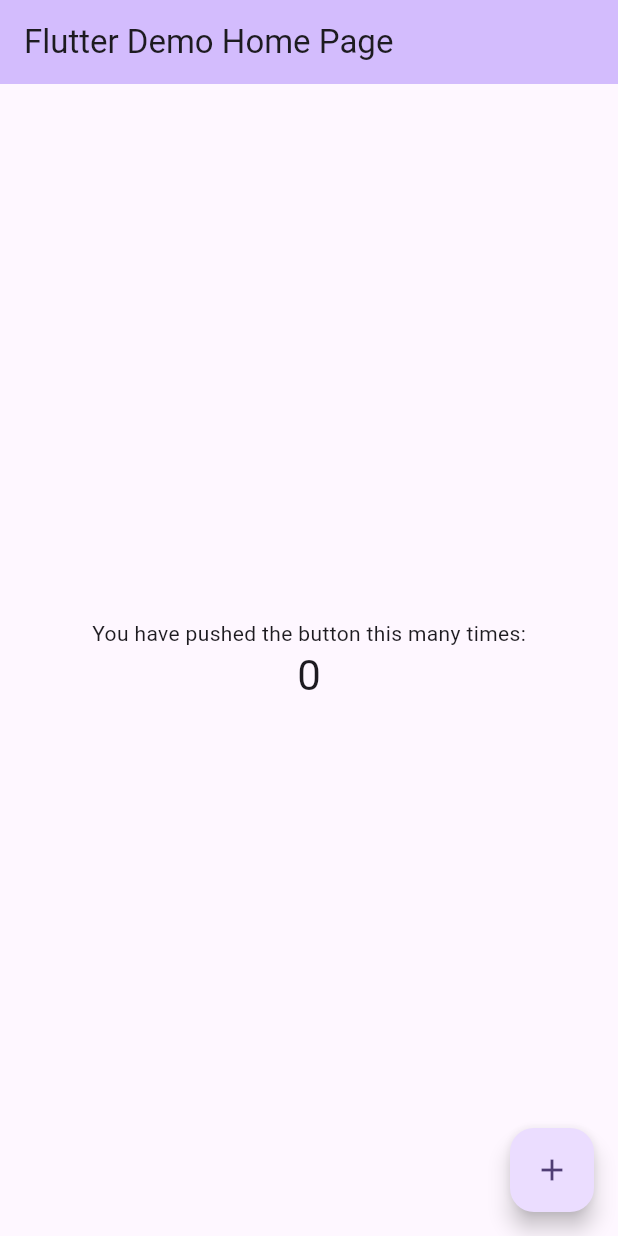
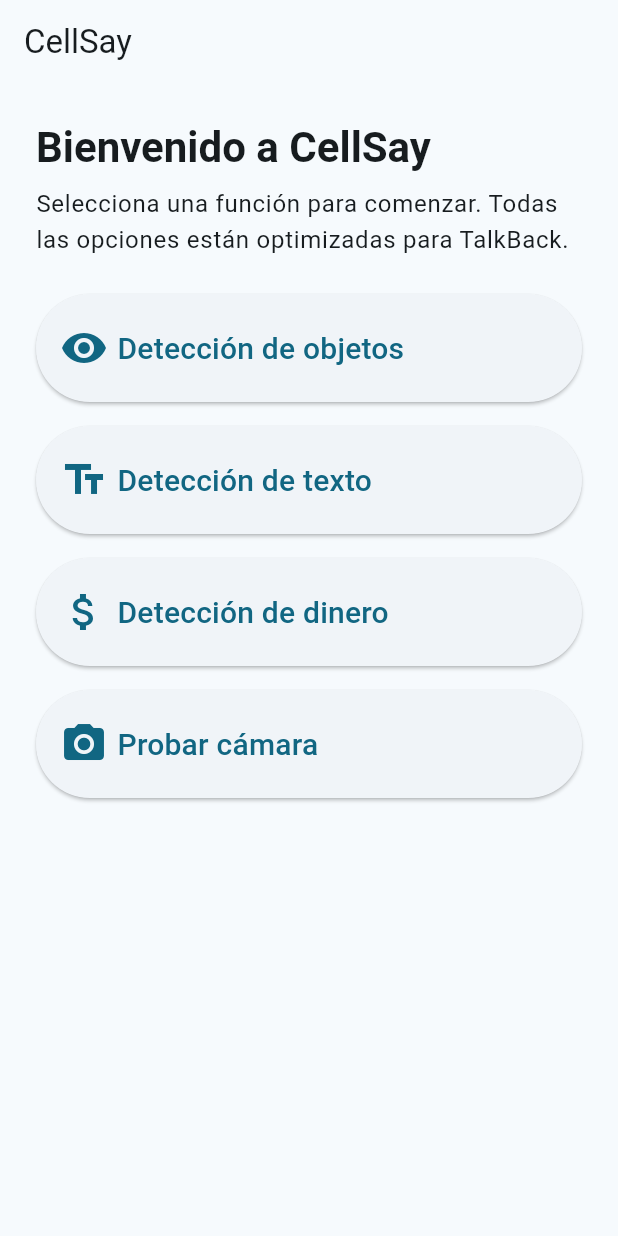
Before and after one commit to mtrharry/cellsayRE, a Flutter app: the screen it shows after launch, on a phone screen of 412 x 824 dp. Run offline on Flutter 3.47's test engine with Material 3 defaults, Android fonts, the phone set to English and light mode, and no system bars.

Commit message:
Create accessible home menu

```diff
--- a/lib/main.dart
+++ b/lib/main.dart
@@ -7,116 +7,128 @@ void main() {
 class MyApp extends StatelessWidget {
   const MyApp({super.key});
 
-  // This widget is the root of your application.
   @override
   Widget build(BuildContext context) {
     return MaterialApp(
-      title: 'Flutter Demo',
+      title: 'CellSay',
       theme: ThemeData(
-        // This is the theme of your application.
-        //
-        // TRY THIS: Try running your application with "flutter run". You'll see
-        // the application has a purple toolbar. Then, without quitting the app,
-        // try changing the seedColor in the colorScheme below to Colors.green
-        // and then invoke "hot reload" (save your changes or press the "hot
-        // reload" button in a Flutter-supported IDE, or press "r" if you used
-        // the command line to start the app).
-        //
-        // Notice that the counter didn't reset back to zero; the application
-        // state is not lost during the reload. To reset the state, use hot
-        // restart instead.
-        //
-        // This works for code too, not just values: Most code changes can be
-        // tested with just a hot reload.
-        colorScheme: ColorScheme.fromSeed(seedColor: Colors.deepPurple),
+        colorScheme: ColorScheme.fromSeed(seedColor: Colors.blueGrey),
+        useMaterial3: true,
       ),
-      home: const MyHomePage(title: 'Flutter Demo Home Page'),
+      home: const HomeMenuScreen(),
     );
   }
 }
 
-class MyHomePage extends StatefulWidget {
-  const MyHomePage({super.key, required this.title});
+class HomeMenuScreen extends StatelessWidget {
+  const HomeMenuScreen({super.key});
 
-  // This widget is the home page of your application. It is stateful, meaning
-  // that it has a State object (defined below) that contains fields that affect
-  // how it looks.
-
-  // This class is the configuration for the state. It holds the values (in this
-  // case the title) provided by the parent (in this case the App widget) and
-  // used by the build method of the State. Fields in a Widget subclass are
-  // always marked "final".
-
-  final String title;
-
-  @override
-  State<MyHomePage> createState() => _MyHomePageState();
-}
-
-class _MyHomePageState extends State<MyHomePage> {
-  int _counter = 0;
-
-  void _incrementCounter() {
-    setState(() {
-      // This call to setState tells the Flutter framework that something has
-      // changed in this State, which causes it to rerun the build method below
-      // so that the display can reflect the updated values. If we changed
-      // _counter without calling setState(), then the build method would not be
-      // called again, and so nothing would appear to happen.
-      _counter++;
-    });
+  void _showComingSoon(BuildContext context, String featureName) {
+    final messenger = ScaffoldMessenger.of(context);
+    messenger.hideCurrentSnackBar();
+    messenger.showSnackBar(
+      SnackBar(
+        content: Text('$featureName estará disponible pronto.'),
+      ),
+    );
   }
 
   @override
   Widget build(BuildContext context) {
-    // This method is rerun every time setState is called, for instance as done
-    // by the _incrementCounter method above.
-    //
-    // The Flutter framework has been optimized to make rerunning build methods
-    // fast, so that you can just rebuild anything that needs updating rather
-    // than having to individually change instances of widgets.
+    final buttons = <_FeatureButtonData>[
+      const _FeatureButtonData(
+        label: 'Detección de objetos',
+        hint: 'Toca dos veces para abrir la detección de objetos.',
+        icon: Icons.remove_red_eye,
+      ),
+      const _FeatureButtonData(
+        label: 'Detección de texto',
+        hint: 'Toca dos veces para leer textos y carteles.',
+        icon: Icons.text_fields,
+      ),
+      const _FeatureButtonData(
+        label: 'Detección de dinero',
+        hint: 'Toca dos veces para identificar billetes y monedas.',
+        icon: Icons.attach_money,
+      ),
+      const _FeatureButtonData(
+        label: 'Probar cámara',
+        hint: 'Toca dos veces para revisar el funcionamiento de la cámara.',
+        icon: Icons.photo_camera,
+      ),
+    ];
+
     return Scaffold(
       appBar: AppBar(
-        // TRY THIS: Try changing the color here to a specific color (to
-        // Colors.amber, perhaps?) and trigger a hot reload to see the AppBar
-        // change color while the other colors stay the same.
-        backgroundColor: Theme.of(context).colorScheme.inversePrimary,
-        // Here we take the value from the MyHomePage object that was created by
-        // the App.build method, and use it to set our appbar title.
-        title: Text(widget.title),
+        title: const Text('CellSay'),
       ),
-      body: Center(
-        // Center is a layout widget. It takes a single child and positions it
-        // in the middle of the parent.
-        child: Column(
-          // Column is also a layout widget. It takes a list of children and
-          // arranges them vertically. By default, it sizes itself to fit its
-          // children horizontally, and tries to be as tall as its parent.
-          //
-          // Column has various properties to control how it sizes itself and
-          // how it positions its children. Here we use mainAxisAlignment to
-          // center the children vertically; the main axis here is the vertical
-          // axis because Columns are vertical (the cross axis would be
-          // horizontal).
-          //
-          // TRY THIS: Invoke "debug painting" (choose the "Toggle Debug Paint"
-          // action in the IDE, or press "p" in the console), to see the
-          // wireframe for each widget.
-          mainAxisAlignment: MainAxisAlignment.center,
-          children: <Widget>[
-            const Text('You have pushed the button this many times:'),
-            Text(
-              '$_counter',
-              style: Theme.of(context).textTheme.headlineMedium,
-            ),
-          ],
+      body: SafeArea(
+        child: Padding(
+          padding: const EdgeInsets.all(24),
+          child: Column(
+            crossAxisAlignment: CrossAxisAlignment.stretch,
+            children: [
+              Semantics(
+                label:
+                    'Bienvenido a CellSay. Aplicación de apoyo para personas con discapacidad visual.',
+                child: Text(
+                  'Bienvenido a CellSay',
+                  style: Theme.of(context)
+                      .textTheme
+                      .headlineMedium
+                      ?.copyWith(fontWeight: FontWeight.bold),
+                ),
+              ),
+              const SizedBox(height: 8),
+              Text(
+                'Selecciona una función para comenzar. Todas las opciones están optimizadas para TalkBack.',
+                style: Theme.of(context).textTheme.bodyLarge,
+              ),
+              const SizedBox(height: 24),
+              Expanded(
+                child: ListView.separated(
+                  itemCount: buttons.length,
+                  separatorBuilder: (_, __) => const SizedBox(height: 16),
+                  itemBuilder: (context, index) {
+                    final data = buttons[index];
+                    return Semantics(
+                      button: true,
+                      label: data.label,
+                      hint: data.hint,
+                      child: ElevatedButton.icon(
+                        style: ElevatedButton.styleFrom(
+                          minimumSize: const Size.fromHeight(72),
+                          alignment: Alignment.centerLeft,
+                          textStyle: Theme.of(context)
+                              .textTheme
+                              .titleMedium
+                              ?.copyWith(fontSize: 20),
+                        ),
+                        onPressed: () =>
+                            _showComingSoon(context, data.label),
+                        icon: Icon(data.icon, size: 32),
+                        label: Text(data.label),
+                      ),
+                    );
+                  },
+                ),
+              ),
+            ],
+          ),
         ),
       ),
-      floatingActionButton: FloatingActionButton(
-        onPressed: _incrementCounter,
-        tooltip: 'Increment',
-        child: const Icon(Icons.add),
-      ), // This trailing comma makes auto-formatting nicer for build methods.
     );
   }
 }
+
+class _FeatureButtonData {
+  const _FeatureButtonData({
+    required this.label,
+    required this.hint,
+    required this.icon,
+  });
+
+  final String label;
+  final String hint;
+  final IconData icon;
+}
```
